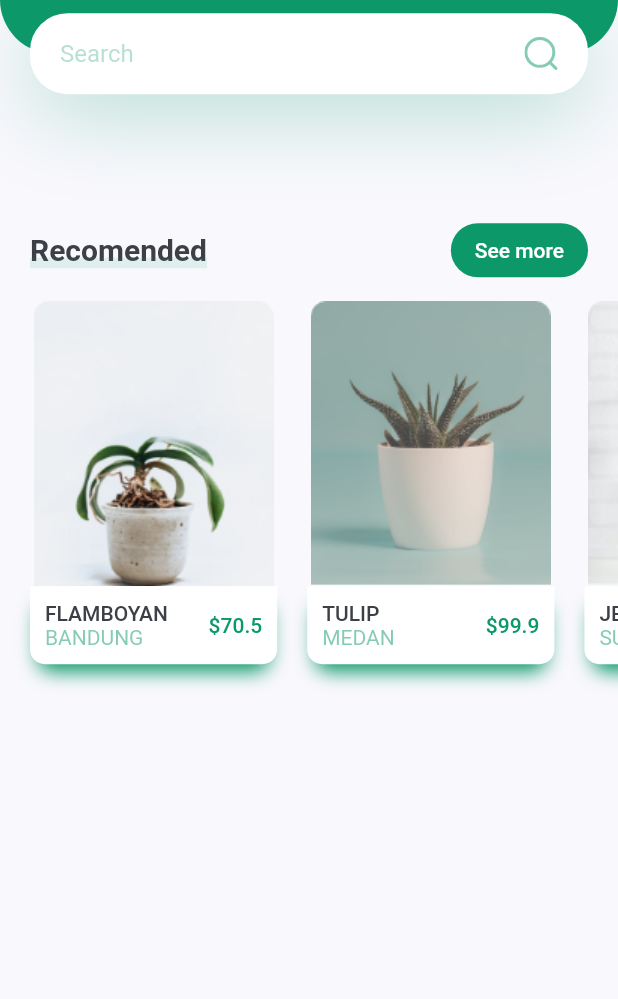
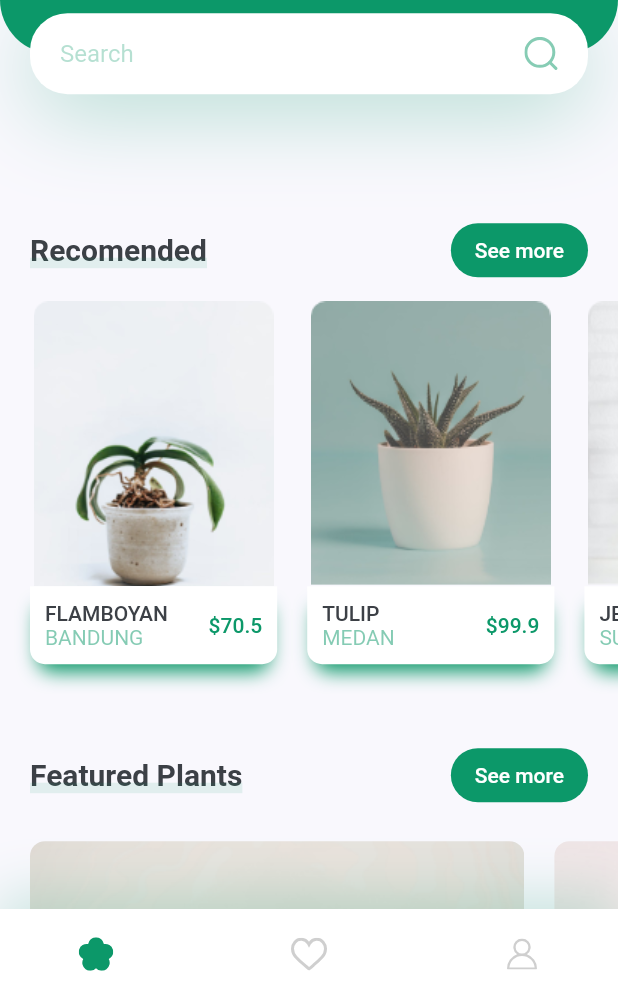
Before and after one commit to evanezcent/Plantui, a Flutter app: the screen it shows after launch, on a phone screen of 412 x 824 dp, the part 237-1236 px from its top. Run offline on Flutter 3.47's test engine with Material 2 defaults, Android fonts, the phone set to English and light mode, and no system bars; our stand-ins replace flutter_svg.

Commit message:
home screen done

```diff
--- /dev/null
+++ b/lib/components/nav_bottom.dart
@@ -0,0 +1,46 @@
+import 'package:flutter/material.dart';
+import 'package:flutter_svg/svg.dart';
+import 'package:plantui/constants.dart';
+
+class BottomNavbar extends StatelessWidget {
+  const BottomNavbar({
+    Key key,
+  }) : super(key: key);
+
+  @override
+  Widget build(BuildContext context) {
+    return Container(
+      padding: EdgeInsets.only(
+        left: defaultPadding * 2,
+        right: defaultPadding * 2,
+      ),
+      height: 60,
+      decoration: BoxDecoration(
+        color: Colors.white,
+        boxShadow: [
+          BoxShadow(
+              offset: Offset(0, -10),
+              blurRadius: 30,
+              color: colorPrimary.withOpacity(0.2)),
+        ],
+      ),
+      child: Row(
+        mainAxisAlignment: MainAxisAlignment.spaceBetween,
+        children: <Widget>[
+          IconButton(
+            icon: SvgPicture.asset("assets/icons/flower.svg"),
+            onPressed: () {},
+          ),
+          IconButton(
+            icon: SvgPicture.asset("assets/icons/heart-icon.svg"),
+            onPressed: () {},
+          ),
+          IconButton(
+            icon: SvgPicture.asset("assets/icons/user-icon.svg"),
+            onPressed: () {},
+          ),
+        ],
+      ),
+    );
+  }
+}
--- a/lib/components/screens/home/components/body.dart
+++ b/lib/components/screens/home/components/body.dart
@@ -2,6 +2,8 @@ import 'dart:ui';
 
 import 'package:flutter/material.dart';
 import 'package:plantui/components/screens/home/components/header_searchbox.dart';
+import 'package:plantui/components/screens/home/components/scroll_card.dart';
+import 'package:plantui/components/screens/home/components/scroll_featured.dart';
 import 'package:plantui/components/screens/home/components/title_underlined.dart';
 import 'package:plantui/constants.dart';
 
@@ -19,127 +21,20 @@ class Body extends StatelessWidget {
             title: "Recomended",
             hitButton: () {},
           ),
-          SingleChildScrollView(
-            scrollDirection: Axis.horizontal,
-              child: Row(
-              children: <Widget>[
-                CustomCard(
-                  img: "assets/images/image_3.png",
-                  title: "Flamboyan",
-                  country: "Bandung",
-                  price: 70.5,
-                  pressCard: (){},
-                ),
-                CustomCard(
-                  img: "assets/images/image_1.png",
-                  title: "Tulip",
-                  country: "Medan",
-                  price: 99.9,
-                  pressCard: (){},
-                ),
-                CustomCard(
-                  img: "assets/images/image_2.png",
-                  title: "Jemani",
-                  country: "Surabaya",
-                  price: 100.2,
-                  pressCard: (){},
-                ),
-                CustomCard(
-                  img: "assets/images/image_3.png",
-                  title: "Anggrek",
-                  country: "Bandung",
-                  price: 249,
-                  pressCard: (){},
-                ),
-                CustomCard(
-                  img: "assets/images/image_1.png",
-                  title: "Kasturi",
-                  country: "Makassar",
-                  price: 109.9,
-                  pressCard: (){},
-                ),
-              ],
-            ),
-          )
+          ScrollCard(),
+          SizedBox(height: 30),
+          ButtonMore(
+            title: "Featured Plants",
+            hitButton: () {},
+          ),
+          ScrollPlant()
         ],
       ),
     );
   }
 }
 
-class CustomCard extends StatelessWidget {
-  const CustomCard({
-    Key key,
-    this.img,
-    this.title,
-    this.country,
-    this.price,
-    this.pressCard,
-  }) : super(key: key);
 
-  final String img, title, country;
-  final double price;
-  final Function pressCard;
-
-  @override
-  Widget build(BuildContext context) {
-    Size size = MediaQuery.of(context).size;
-    return Container(
-      margin: EdgeInsets.only(
-          left: defaultPadding,
-          bottom: defaultPadding,
-          top: defaultPadding / 2),
-      width: size.width * 0.4,
-      child: Column(
-        children: <Widget>[
-          Image.asset(img),
-          // Box for title card
-          GestureDetector(
-            onTap: pressCard,
-            child: Container(
-              padding: EdgeInsets.all(defaultPadding / 2),
-              decoration: BoxDecoration(
-                  borderRadius: BorderRadius.only(
-                      bottomLeft: Radius.circular(10),
-                      bottomRight: Radius.circular(10)),
-                  color: Colors.white,
-                  boxShadow: [
-                    BoxShadow(
-                        offset: Offset(0, 10),
-                        spreadRadius: -5,
-                        blurRadius: 10,
-                        color: colorPrimary)
-                  ]),
-              child: Row(
-                children: <Widget>[
-                  RichText(
-                    text: TextSpan(children: [
-                      TextSpan(
-                          text: "$title\n".toUpperCase(),
-                          style: Theme.of(context).textTheme.button),
-                      TextSpan(
-                          text: "$country".toUpperCase(),
-                          style:
-                              TextStyle(color: colorPrimary.withOpacity(0.5)))
-                    ]),
-                  ),
-                  Spacer(),
-                  Text(
-                    "\$$price",
-                    style: Theme.of(context)
-                        .textTheme
-                        .button
-                        .copyWith(color: colorPrimary),
-                  )
-                ],
-              ),
-            ),
-          ),
-        ],
-      ),
-    );
-  }
-}
 
 class ButtonMore extends StatelessWidget {
   const ButtonMore({
--- /dev/null
+++ b/lib/components/screens/home/components/card_1.dart
@@ -0,0 +1,76 @@
+import 'package:flutter/material.dart';
+import 'package:plantui/constants.dart';
+
+class CustomCard extends StatelessWidget {
+  const CustomCard({
+    Key key,
+    this.img,
+    this.title,
+    this.country,
+    this.price,
+    this.pressCard,
+  }) : super(key: key);
+
+  final String img, title, country;
+  final double price;
+  final Function pressCard;
+
+  @override
+  Widget build(BuildContext context) {
+    Size size = MediaQuery.of(context).size;
+    return Container(
+      margin: EdgeInsets.only(
+          left: defaultPadding,
+          bottom: defaultPadding,
+          top: defaultPadding / 2),
+      width: size.width * 0.4,
+      child: Column(
+        children: <Widget>[
+          Image.asset(img),
+          // Box for title card
+          GestureDetector(
+            onTap: pressCard,
+            child: Container(
+              padding: EdgeInsets.all(defaultPadding / 2),
+              decoration: BoxDecoration(
+                  borderRadius: BorderRadius.only(
+                      bottomLeft: Radius.circular(10),
+                      bottomRight: Radius.circular(10)),
+                  color: Colors.white,
+                  boxShadow: [
+                    BoxShadow(
+                        offset: Offset(0, 10),
+                        spreadRadius: -5,
+                        blurRadius: 10,
+                        color: colorPrimary)
+                  ]),
+              child: Row(
+                children: <Widget>[
+                  RichText(
+                    text: TextSpan(children: [
+                      TextSpan(
+                          text: "$title\n".toUpperCase(),
+                          style: Theme.of(context).textTheme.button),
+                      TextSpan(
+                          text: "$country".toUpperCase(),
+                          style:
+                              TextStyle(color: colorPrimary.withOpacity(0.5)))
+                    ]),
+                  ),
+                  Spacer(),
+                  Text(
+                    "\$$price",
+                    style: Theme.of(context)
+                        .textTheme
+                        .button
+                        .copyWith(color: colorPrimary),
+                  )
+                ],
+              ),
+            ),
+          ),
+        ],
+      ),
+    );
+  }
+}
--- /dev/null
+++ b/lib/components/screens/home/components/card_2.dart
@@ -0,0 +1,30 @@
+import 'package:flutter/material.dart';
+import 'package:plantui/constants.dart';
+
+class FeaturedPlantCard extends StatelessWidget {
+  const FeaturedPlantCard({
+    Key key,
+    this.img,
+    this.pressCard,
+  }) : super(key: key);
+
+  final String img;
+  final Function pressCard;
+
+  @override
+  Widget build(BuildContext context) {
+    Size size = MediaQuery.of(context).size;
+    return GestureDetector(
+      onTap: pressCard,
+      child: Container(
+        margin: EdgeInsets.only(
+            left: defaultPadding, top: defaultPadding, bottom: defaultPadding),
+        width: size.width * 0.8,
+        height: 185,
+        decoration: BoxDecoration(
+            borderRadius: BorderRadius.circular(10),
+            image: DecorationImage(fit: BoxFit.cover, image: AssetImage(img))),
+      ),
+    );
+  }
+}
--- a/lib/components/screens/home/components/home_screen.dart
+++ b/lib/components/screens/home/components/home_screen.dart
@@ -1,25 +1,24 @@
 import 'package:flutter/material.dart';
 import 'package:flutter_svg/flutter_svg.dart';
+import 'package:plantui/components/nav_bottom.dart';
 import 'package:plantui/components/screens/home/components/body.dart';
 
 class HomeScreen extends StatelessWidget {
-
   @override
-  Widget build(BuildContext context){
+  Widget build(BuildContext context) {
     return Scaffold(
       appBar: buildAppBar(),
       body: Body(),
+      bottomNavigationBar: BottomNavbar(),
     );
   }
 
   AppBar buildAppBar() {
     return AppBar(
       elevation: 0,
-      leading:  IconButton(
-        icon: SvgPicture.asset(
-          "assets/icons/menu.svg"
-        ),
-        onPressed: (){},
+      leading: IconButton(
+        icon: SvgPicture.asset("assets/icons/menu.svg"),
+        onPressed: () {},
       ),
     );
   }
--- /dev/null
+++ b/lib/components/screens/home/components/scroll_card.dart
@@ -0,0 +1,54 @@
+import 'package:flutter/material.dart';
+import 'package:plantui/components/screens/home/components/card_1.dart';
+
+class ScrollCard extends StatelessWidget {
+  const ScrollCard({
+    Key key,
+  }) : super(key: key);
+
+  @override
+  Widget build(BuildContext context) {
+    return SingleChildScrollView(
+      scrollDirection: Axis.horizontal,
+        child: Row(
+        children: <Widget>[
+          CustomCard(
+            img: "assets/images/image_3.png",
+            title: "Flamboyan",
+            country: "Bandung",
+            price: 70.5,
+            pressCard: (){},
+          ),
+          CustomCard(
+            img: "assets/images/image_1.png",
+            title: "Tulip",
+            country: "Medan",
+            price: 99.9,
+            pressCard: (){},
+          ),
+          CustomCard(
+            img: "assets/images/image_2.png",
+            title: "Jemani",
+            country: "Surabaya",
+            price: 100.2,
+            pressCard: (){},
+          ),
+          CustomCard(
+            img: "assets/images/image_3.png",
+            title: "Anggrek",
+            country: "Bandung",
+            price: 249,
+            pressCard: (){},
+          ),
+          CustomCard(
+            img: "assets/images/image_1.png",
+            title: "Kasturi",
+            country: "Makassar",
+            price: 109.9,
+            pressCard: (){},
+          ),
+        ],
+      ),
+    );
+  }
+}
--- /dev/null
+++ b/lib/components/screens/home/components/scroll_featured.dart
@@ -0,0 +1,27 @@
+import 'package:flutter/material.dart';
+import 'package:plantui/components/screens/home/components/card_2.dart';
+
+class ScrollPlant extends StatelessWidget {
+  const ScrollPlant({
+    Key key,
+  }) : super(key: key);
+
+  @override
+  Widget build(BuildContext context) {
+    return SingleChildScrollView(
+      scrollDirection: Axis.horizontal,
+      child: Row(
+        children: <Widget>[
+          FeaturedPlantCard(
+            img: "assets/images/bottom_img_1.png",
+            pressCard: () {},
+          ),
+          FeaturedPlantCard(
+            img: "assets/images/bottom_img_2.png",
+            pressCard: () {},
+          ),
+        ],
+      ),
+    );
+  }
+}
```
